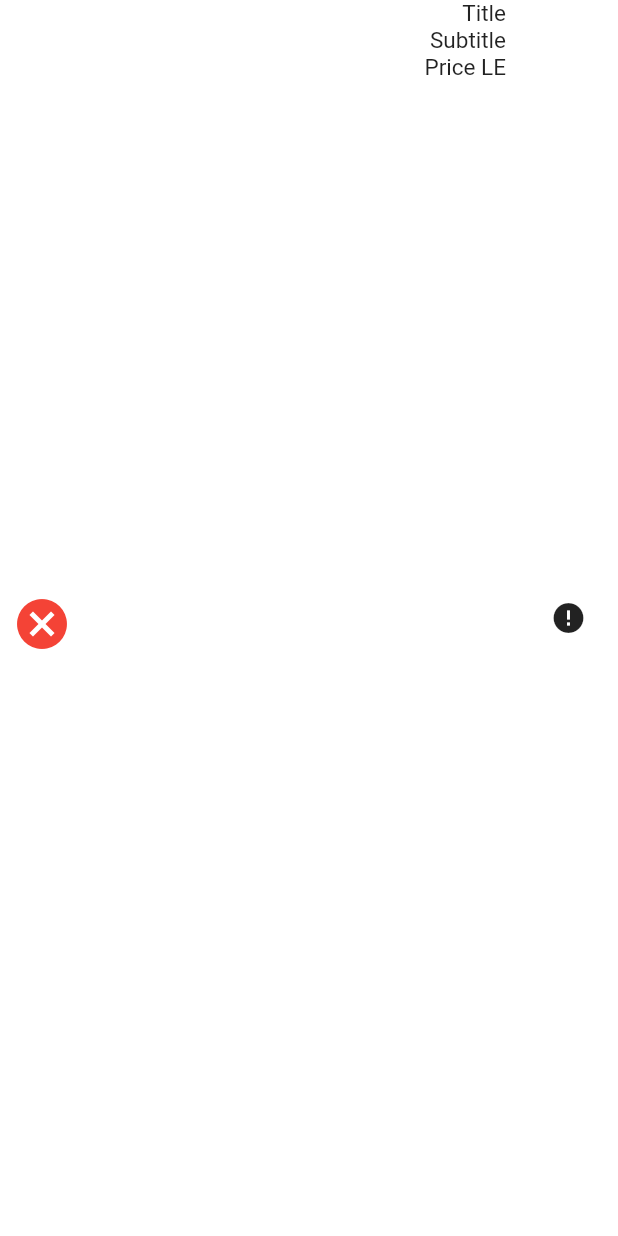
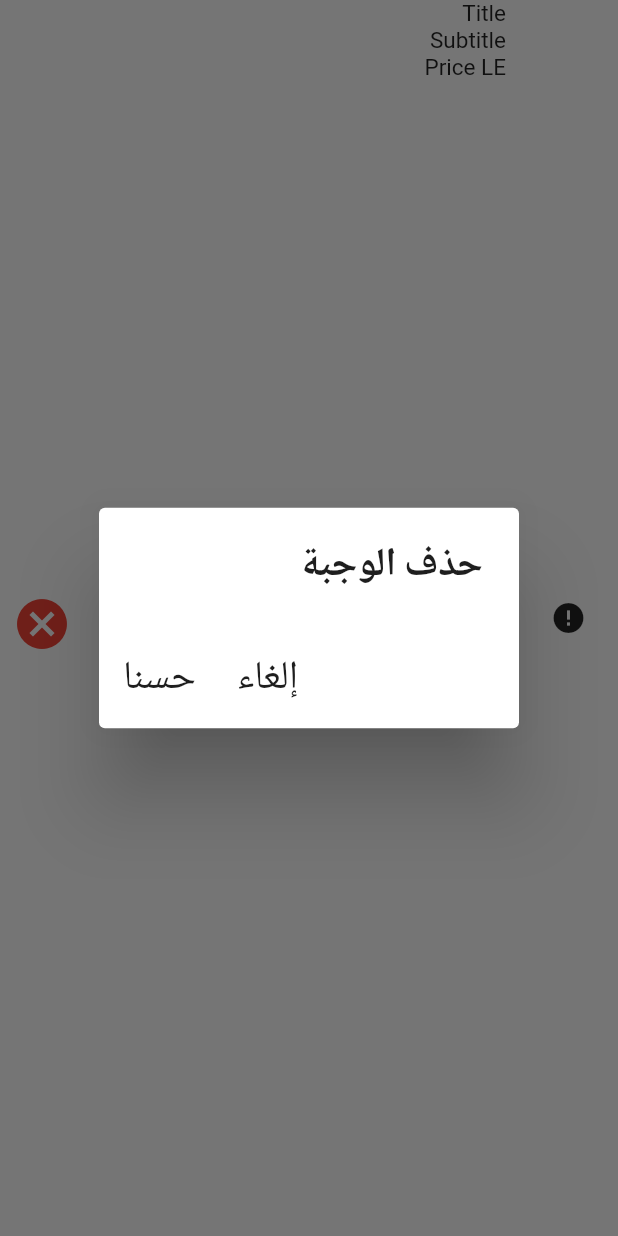
Before and after one commit to AmmarAgeeza/Chef-App, a Flutter app: the MenuItemComponent widget shown alone on an empty page, opened directly, after a tap on the "cancel" icon, on a phone screen of 412 x 824 dp. Run offline on Flutter 3.47's test engine with Material 2 defaults, Android fonts, the phone set to English and light mode, and no system bars; drawn by our look-alikes of cached_network_image; our stand-ins replace dartz, dio, flutter_bloc, flutter_screenutil, flutter_spinkit, fluttertoast and 5 more; accounts and stored records are empty; network calls fail; project files that could hold a hidden picture were left out.

Commit message:
add alert dialog

```diff
--- /dev/null
+++ b/lib/core/widgets/custom_alert_dialog.dart
@@ -0,0 +1,49 @@
+import 'package:chef_app/core/locale/app_locale.dart';
+import 'package:flutter/material.dart';
+
+import '../utils/app_colors.dart';
+import '../utils/app_strings.dart';
+
+class CustomAlertDialog extends StatelessWidget {
+  const CustomAlertDialog({
+    super.key, required this.message, required this.confirmAction,
+  });
+final String message;
+final VoidCallback confirmAction;
+  @override
+  Widget build(BuildContext context) {
+    return AlertDialog(
+      //content
+      content: Text(
+        message,
+        style: Theme.of(context)
+            .textTheme
+            .displayLarge!
+            .copyWith(color: AppColors.black),
+      ),
+      //actions
+      actions: [
+        //cancel text
+        TextButton(
+          onPressed: () {
+            Navigator.pop(context);
+          },
+          child: Text(
+            AppStrings.cancel.tr(context),
+            style: Theme.of(context).textTheme.displayMedium!
+            .copyWith(color: AppColors.black),
+          ),
+        ),
+        //confirm text
+        TextButton(
+          onPressed: () {},
+          child: Text(
+            AppStrings.ok.tr(context),
+            style: Theme.of(context).textTheme.displayMedium!
+            .copyWith(color: AppColors.black),
+          ),
+        ),
+      ],
+    );
+  }
+}
--- a/lib/features/menu/presentation/components/menu_item_component.dart
+++ b/lib/features/menu/presentation/components/menu_item_component.dart
@@ -2,6 +2,7 @@ import 'package:flutter/material.dart';
 import 'package:flutter_screenutil/flutter_screenutil.dart';
 
 import '../../../../core/utils/app_colors.dart';
+import '../../../../core/widgets/custom_alert_dialog.dart';
 import '../../../../core/widgets/custom_cached_network_image.dart';
 
 class MenuItemComponent extends StatelessWidget {
@@ -21,9 +22,7 @@ class MenuItemComponent extends StatelessWidget {
             imgUrl:
                 'https://images.pexels.com/photos/1640772/pexels-photo-1640772.jpeg?cs=srgb&dl=pexels-ella-olsson-1640772.jpg&fm=jpg',
           ),
-          // Image.network(
-          //   'https://images.pexels.com/photos/1640772/pexels-photo-1640772.jpeg?cs=srgb&dl=pexels-ella-olsson-1640772.jpg&fm=jpg',
-          // ),
+
         ),
         SizedBox(
           width: 8.w,
@@ -39,7 +38,16 @@ class MenuItemComponent extends StatelessWidget {
 
         const Spacer(),
         IconButton(
-          onPressed: () {},
+          onPressed: () {
+            showDialog(
+                context: context,
+                builder: (context) {
+                  return CustomAlertDialog(
+                    message: 'حذف الوجبة',
+                    confirmAction: () {},
+                  );
+                });
+          },
           icon: const Icon(
             Icons.cancel,
             color: AppColors.red,
```
